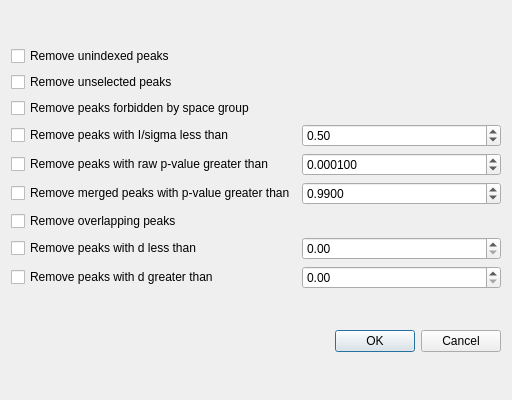
Old version of the form apps/nsxqt/ui/DialogPeakFilter.ui in the repository k61n/openhkl.
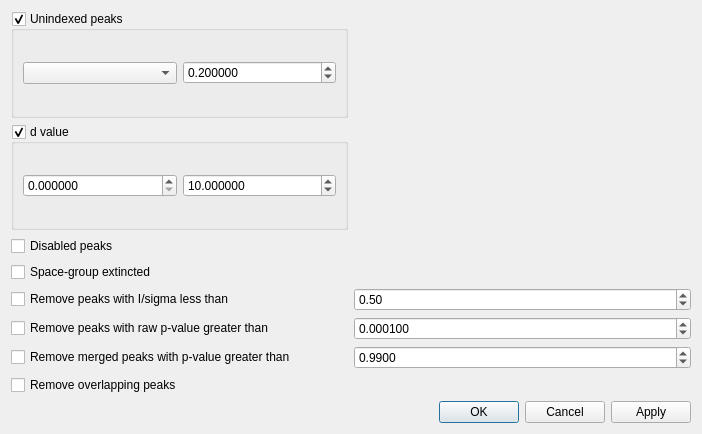
New version of the form.

```diff
--- a/apps/nsxqt/ui/DialogPeakFilter.ui
+++ b/apps/nsxqt/ui/DialogPeakFilter.ui
@@ -6,8 +6,8 @@
    <rect>
     <x>0</x>
     <y>0</y>
-    <width>512</width>
-    <height>400</height>
+    <width>702</width>
+    <height>434</height>
    </rect>
   </property>
   <property name="windowTitle">
@@ -16,31 +16,92 @@
   <layout class="QGridLayout" name="gridLayout_2">
    <item row="0" column="0">
     <layout class="QGridLayout" name="gridLayout">
+     <item row="7" column="0">
+      <widget class="QCheckBox" name="overlapping">
+       <property name="text">
+        <string>Remove overlapping peaks</string>
+       </property>
+      </widget>
+     </item>
+     <item row="6" column="2">
+      <widget class="QDoubleSpinBox" name="spinBoxMergedP">
+       <property name="decimals">
+        <number>4</number>
+       </property>
+       <property name="maximum">
+        <double>1.000000000000000</double>
+       </property>
+       <property name="singleStep">
+        <double>0.000100000000000</double>
+       </property>
+       <property name="value">
+        <double>0.990000000000000</double>
+       </property>
+      </widget>
+     </item>
+     <item row="2" column="0">
+      <widget class="QCheckBox" name="disabled">
+       <property name="text">
+        <string>Disabled peaks</string>
+       </property>
+      </widget>
+     </item>
      <item row="4" column="0">
+      <widget class="QCheckBox" name="checkIsigma">
+       <property name="text">
+        <string>Remove peaks with I/sigma less than</string>
+       </property>
+      </widget>
+     </item>
+     <item row="5" column="0">
       <widget class="QCheckBox" name="checkPValue">
        <property name="text">
         <string>Remove peaks with raw p-value greater than</string>
        </property>
       </widget>
      </item>
-     <item row="8" column="2">
-      <widget class="QDoubleSpinBox" name="spinBoxDmax"/>
-     </item>
-     <item row="7" column="0">
-      <widget class="QCheckBox" name="checkDmin">
-       <property name="text">
-        <string>Remove peaks with d less than</string>
+     <item row="1" column="0">
+      <widget class="QGroupBox" name="dRange">
+       <property name="title">
+        <string>d value</string>
        </property>
-      </widget>
-     </item>
-     <item row="8" column="0">
-      <widget class="QCheckBox" name="checkDmax">
-       <property name="text">
-        <string>Remove peaks with d greater than</string>
+       <property name="checkable">
+        <bool>true</bool>
        </property>
+       <layout class="QHBoxLayout" name="horizontalLayout_2">
+        <item>
+         <widget class="QDoubleSpinBox" name="dmin">
+          <property name="decimals">
+           <number>6</number>
+          </property>
+          <property name="maximum">
+           <double>999999.989999999990687</double>
+          </property>
+          <property name="singleStep">
+           <double>0.010000000000000</double>
+          </property>
+         </widget>
+        </item>
+        <item>
+         <widget class="QDoubleSpinBox" name="dmax">
+          <property name="decimals">
+           <number>6</number>
+          </property>
+          <property name="maximum">
+           <double>9999.989999999999782</double>
+          </property>
+          <property name="singleStep">
+           <double>0.010000000000000</double>
+          </property>
+          <property name="value">
+           <double>10.000000000000000</double>
+          </property>
+         </widget>
+        </item>
+       </layout>
       </widget>
      </item>
-     <item row="3" column="2">
+     <item row="4" column="2">
       <widget class="QDoubleSpinBox" name="spinBoxIsigma">
        <property name="minimum">
         <double>-1000.000000000000000</double>
@@ -56,10 +117,7 @@
        </property>
       </widget>
      </item>
-     <item row="7" column="2">
-      <widget class="QDoubleSpinBox" name="spinBoxDmin"/>
-     </item>
-     <item row="4" column="2">
+     <item row="5" column="2">
       <widget class="QDoubleSpinBox" name="spinBoxPValue">
        <property name="decimals">
         <number>6</number>
@@ -73,60 +131,44 @@
       </widget>
      </item>
      <item row="6" column="0">
-      <widget class="QCheckBox" name="checkOverlapping">
-       <property name="text">
-        <string>Remove overlapping peaks</string>
-       </property>
-      </widget>
-     </item>
-     <item row="3" column="0">
-      <widget class="QCheckBox" name="checkIsigma">
-       <property name="text">
-        <string>Remove peaks with I/sigma less than</string>
-       </property>
-      </widget>
-     </item>
-     <item row="1" column="0">
-      <widget class="QCheckBox" name="checkUnselected">
-       <property name="text">
-        <string>Remove unselected peaks</string>
-       </property>
-      </widget>
-     </item>
-     <item row="0" column="0">
-      <widget class="QCheckBox" name="checkUnindexed">
-       <property name="text">
-        <string>Remove unindexed peaks</string>
-       </property>
-      </widget>
-     </item>
-     <item row="2" column="0">
-      <widget class="QCheckBox" name="checkSpaceGroup">
-       <property name="text">
-        <string>Remove peaks forbidden by space group</string>
-       </property>
-      </widget>
-     </item>
-     <item row="5" column="0">
       <widget class="QCheckBox" name="checkBoxMergedP">
        <property name="text">
         <string>Remove merged peaks with p-value greater than</string>
        </property>
       </widget>
      </item>
-     <item row="5" column="2">
-      <widget class="QDoubleSpinBox" name="spinBoxMergedP">
-       <property name="decimals">
-        <number>4</number>
+     <item row="0" column="0">
+      <widget class="QGroupBox" name="unindexed">
+       <property name="title">
+        <string>Unindexed peaks</string>
        </property>
-       <property name="maximum">
-        <double>1.000000000000000</double>
+       <property name="checkable">
+        <bool>true</bool>
        </property>
-       <property name="singleStep">
-        <double>0.000100000000000</double>
-       </property>
-       <property name="value">
-        <double>0.990000000000000</double>
+       <layout class="QHBoxLayout" name="horizontalLayout">
+        <item>
+         <widget class="QComboBox" name="unitCells"/>
+        </item>
+        <item>
+         <widget class="QDoubleSpinBox" name="indexingTolerance">
+          <property name="decimals">
+           <number>6</number>
+          </property>
+          <property name="maximum">
+           <double>100.000000000000000</double>
+          </property>
+          <property name="value">
+           <double>0.200000000000000</double>
+          </property>
+         </widget>
+        </item>
+       </layout>
+      </widget>
+     </item>
+     <item row="3" column="0">
+      <widget class="QCheckBox" name="extincted">
+       <property name="text">
+        <string>Space-group extincted</string>
        </property>
       </widget>
      </item>
@@ -138,7 +180,7 @@
       <enum>Qt::Horizontal</enum>
      </property>
      <property name="standardButtons">
-      <set>QDialogButtonBox::Cancel|QDialogButtonBox::Ok</set>
+      <set>QDialogButtonBox::Apply|QDialogButtonBox::Cancel|QDialogButtonBox::Ok</set>
      </property>
     </widget>
    </item>
```
Left out of the diff: 6 changed lines with no effect on the pictures.
